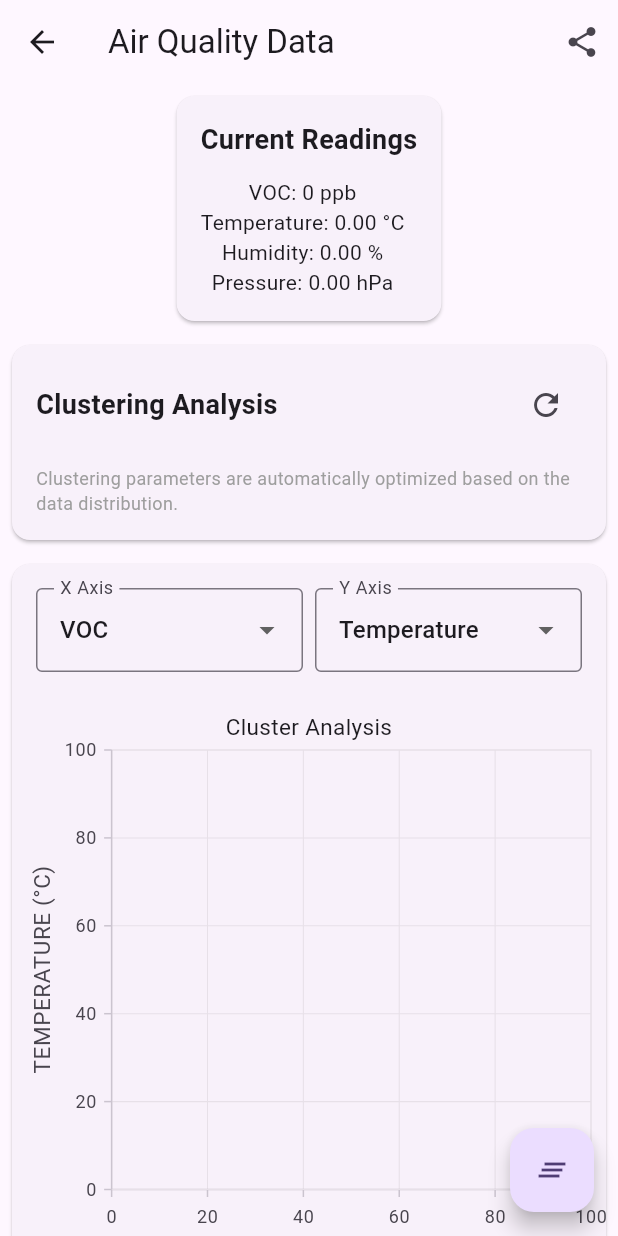
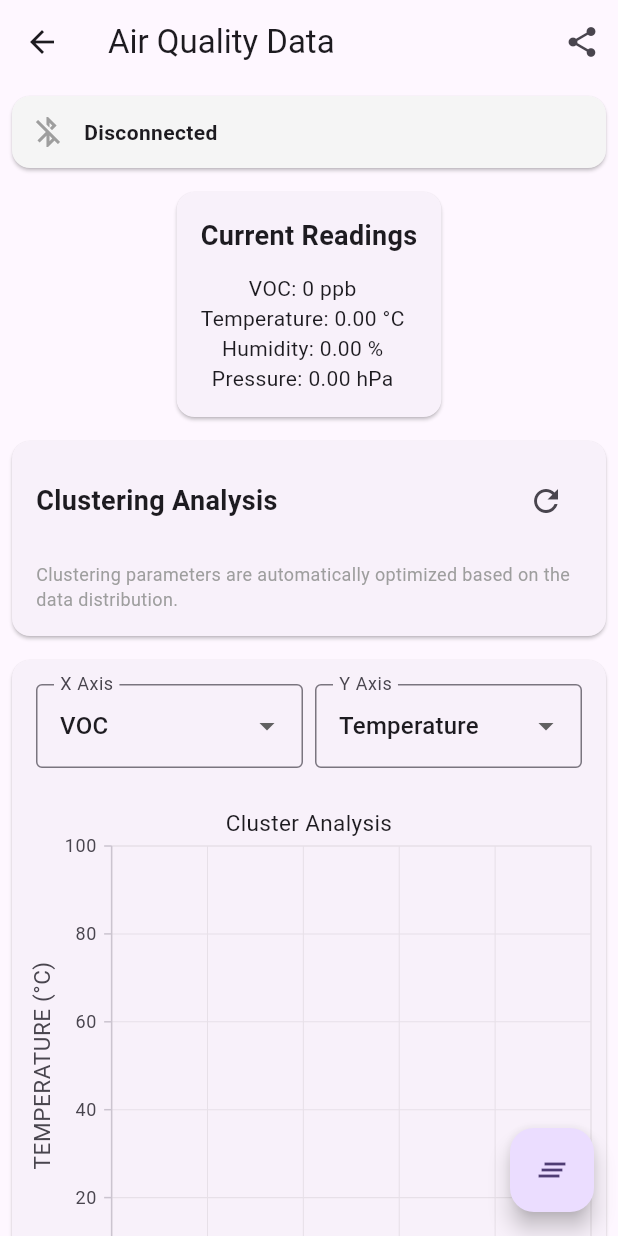
Before and after one commit to cpokala/flutter_bluetooth, a Flutter app: the DeviceDataScreen screen opened directly with empty values, on a phone screen of 412 x 824 dp. Run offline on Flutter 3.47's test engine with Material 3 defaults, Android fonts, the phone set to English and light mode, and no system bars; our stand-ins replace flutter_blue_plus, get, logger, permission_handler, share_plus and 1 more; missing offline and left inert: dart:ffi.

Commit message:
Changed ble to ble_plus and corrected version issues

```diff
--- a/lib/device_data_screen.dart
+++ b/lib/device_data_screen.dart
@@ -123,6 +123,61 @@ class DeviceDataScreenState extends State<DeviceDataScreen> {
       enable: true,
       format: 'point.x : point.y',
     );
+  }
+
+  Widget _buildConnectionStatus() {
+    return Obx(() {
+      final isConnected = widget.controller.connectedDevice != null;
+      final isConnecting = widget.controller.isConnecting.value;
+      final connectionError = widget.controller.connectionError.value;
+
+      return Card(
+        margin: const EdgeInsets.all(8),
+        color: isConnected ? Colors.green.shade50 : Colors.grey.shade100,
+        child: Padding(
+          padding: const EdgeInsets.all(12),
+          child: Row(
+            children: [
+              Icon(
+                isConnected
+                    ? Icons.bluetooth_connected
+                    : (isConnecting ? Icons.bluetooth_searching : Icons.bluetooth_disabled),
+                color: isConnected
+                    ? Colors.green
+                    : (isConnecting ? Colors.blue : Colors.grey),
+              ),
+              const SizedBox(width: 12),
+              Expanded(
+                child: Column(
+                  crossAxisAlignment: CrossAxisAlignment.start,
+                  children: [
+                    Text(
+                      isConnected
+                          ? 'Connected to ${widget.controller.connectedDevice?.platformName}'
+                          : (isConnecting ? 'Connecting...' : 'Disconnected'),
+                      style: const TextStyle(fontWeight: FontWeight.bold),
+                    ),
+                    if (connectionError.isNotEmpty)
+                      Text(
+                        connectionError,
+                        style: const TextStyle(color: Colors.red, fontSize: 12),
+                      ),
+                  ],
+                ),
+              ),
+              if (isConnected)
+                TextButton.icon(
+                  icon: const Icon(Icons.bluetooth_disabled),
+                  label: const Text('Disconnect'),
+                  onPressed: () {
+                    widget.controller.disconnectDevice();
+                  },
+                ),
+            ],
+          ),
+        ),
+      );
+    });
   }
 
   Widget _buildScatterPlot() {
@@ -412,6 +467,9 @@ class DeviceDataScreenState extends State<DeviceDataScreen> {
       body: SingleChildScrollView(
         child: Column(
           children: [
+            // Connection Status
+            _buildConnectionStatus(),
+
             // Current Values Section
             Card(
               margin: const EdgeInsets.all(8),
--- a/lib/main.dart
+++ b/lib/main.dart
@@ -1,7 +1,7 @@
 import 'package:flutter/foundation.dart';
 import 'package:flutter/material.dart';
 import 'package:get/get.dart';
-import 'package:flutter_blue/flutter_blue.dart';
+import 'package:flutter_blue_plus/flutter_blue_plus.dart';
 import 'ble_controller.dart';
 import 'device_data_screen.dart';
 import 'ml_service.dart';
```
Also changed, not shown: lib/ble_controller.dart (+174 -34 lines), lib/src/app.dart (+3 -10 lines), pubspec.yaml (+4 -4 lines), pubspec.lock, 5 other files. Lines whose indentation alone changed are shown as unchanged.
